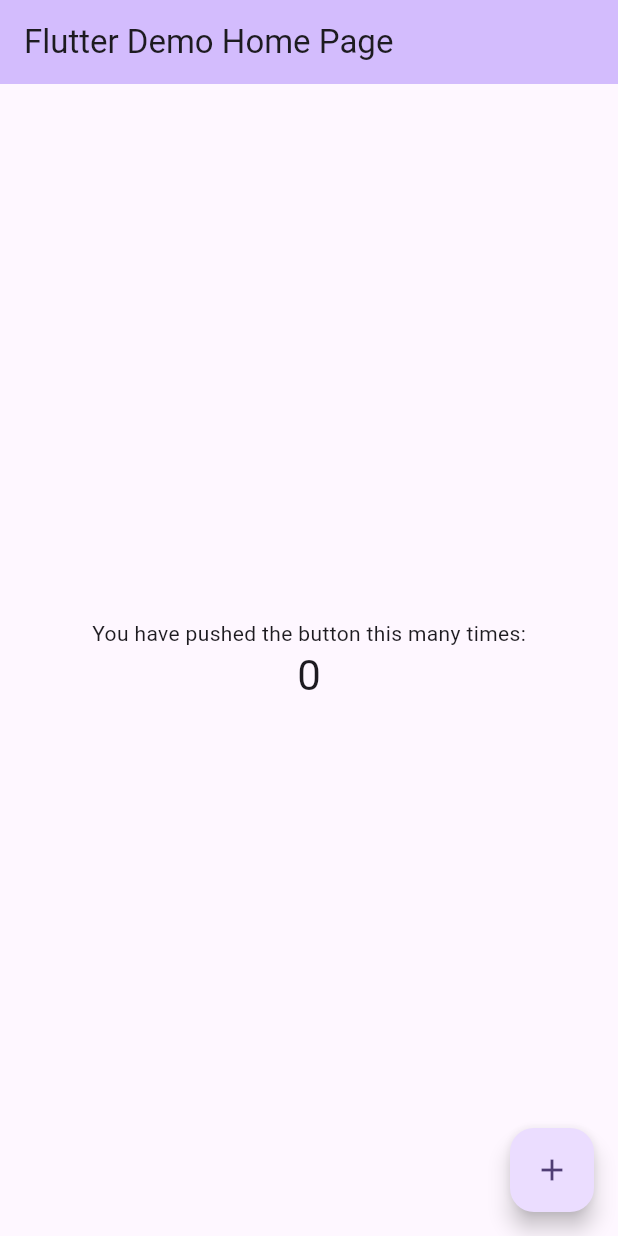
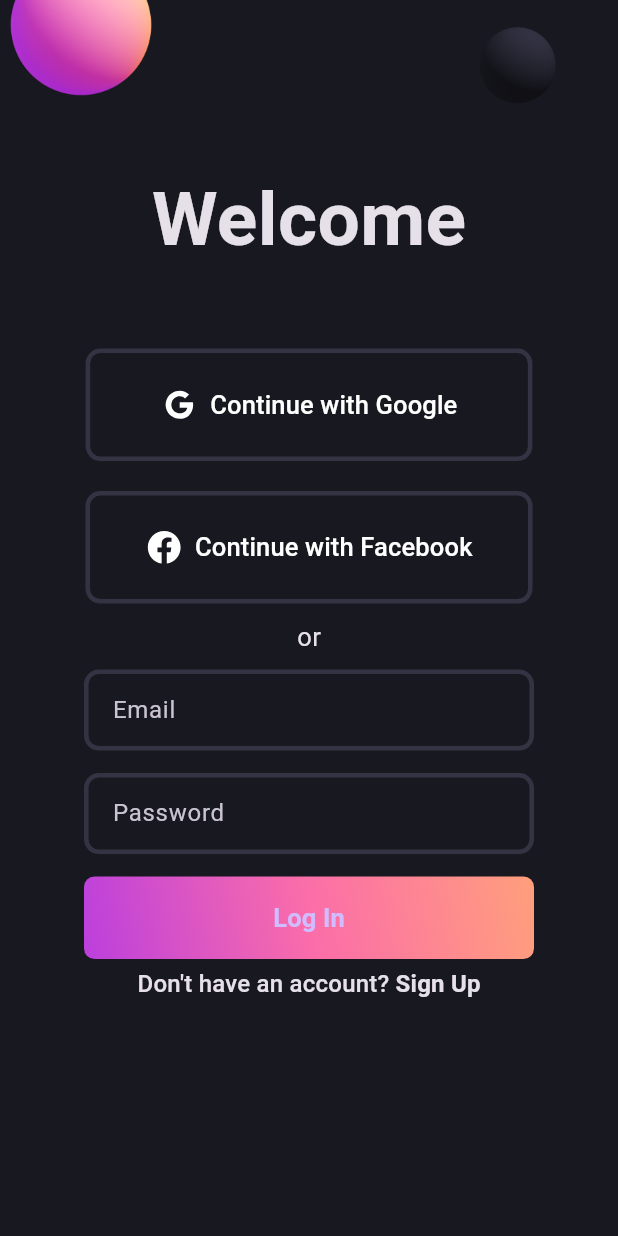
Before and after one commit to Pebber07/CalmWaves, a Flutter app: the screen it shows after launch, on a phone screen of 412 x 824 dp. Run offline on Flutter 3.47's test engine with Material 3 defaults, Android fonts, the light colour scheme and no system bars; our stand-ins replace firebase_auth, firebase_core, flutter_svg; accounts and stored records are empty.

Commit message:
Firebase Auth, Sign In, Register Profile

```diff
--- a/lib/main.dart
+++ b/lib/main.dart
@@ -1,125 +1,42 @@
+// import 'package:calmwaves_app/pages/home_screen.dart';
+import 'package:calmwaves_app/firebase_options.dart';
+import 'package:calmwaves_app/pages/home_screen.dart';
+import 'package:calmwaves_app/pages/login_screen.dart';
+import 'package:calmwaves_app/pages/register_screen.dart';
+// import 'package:calmwaves_app/pages/register_screen.dart';
+import 'package:calmwaves_app/palette.dart';
+import 'package:firebase_auth/firebase_auth.dart';
 import 'package:flutter/material.dart';
+import 'package:firebase_core/firebase_core.dart';
 
-void main() {
+void main() async {
+  WidgetsFlutterBinding.ensureInitialized();
+  await Firebase.initializeApp(options: DefaultFirebaseOptions.currentPlatform);
   runApp(const MyApp());
 }
 
 class MyApp extends StatelessWidget {
   const MyApp({super.key});
 
-  // This widget is the root of your application.
   @override
   Widget build(BuildContext context) {
     return MaterialApp(
-      title: 'Flutter Demo',
-      theme: ThemeData(
-        // This is the theme of your application.
-        //
-        // TRY THIS: Try running your application with "flutter run". You'll see
-        // the application has a purple toolbar. Then, without quitting the app,
-        // try changing the seedColor in the colorScheme below to Colors.green
-        // and then invoke "hot reload" (save your changes or press the "hot
-        // reload" button in a Flutter-supported IDE, or press "r" if you used
-        // the command line to start the app).
-        //
-        // Notice that the counter didn't reset back to zero; the application
-        // state is not lost during the reload. To reset the state, use hot
-        // restart instead.
-        //
-        // This works for code too, not just values: Most code changes can be
-        // tested with just a hot reload.
-        colorScheme: ColorScheme.fromSeed(seedColor: Colors.deepPurple),
-        useMaterial3: true,
+      title: 'CalmWaves',
+      theme: ThemeData.dark().copyWith(
+        scaffoldBackgroundColor: Pallete.backgroundColor,
       ),
-      home: const MyHomePage(title: 'Flutter Demo Home Page'),
+      home: StreamBuilder(
+        stream: FirebaseAuth.instance.authStateChanges(),
+        builder: (context, snapshot) {
+          if (snapshot.connectionState == ConnectionState.waiting) {
+            return const Center(child: CircularProgressIndicator());
+          }
+          if (snapshot.data != null){
+            return const HomeScreen();
+          }
+          return const RegisterScreen();
+        },
+      ), //LoginScreen(),
     );
   }
 }
-
-class MyHomePage extends StatefulWidget {
-  const MyHomePage({super.key, required this.title});
-
-  // This widget is the home page of your application. It is stateful, meaning
-  // that it has a State object (defined below) that contains fields that affect
-  // how it looks.
-
-  // This class is the configuration for the state. It holds the values (in this
-  // case the title) provided by the parent (in this case the App widget) and
-  // used by the build method of the State. Fields in a Widget subclass are
-  // always marked "final".
-
-  final String title;
-
-  @override
-  State<MyHomePage> createState() => _MyHomePageState();
-}
-
-class _MyHomePageState extends State<MyHomePage> {
-  int _counter = 0;
-
-  void _incrementCounter() {
-    setState(() {
-      // This call to setState tells the Flutter framework that something has
-      // changed in this State, which causes it to rerun the build method below
-      // so that the display can reflect the updated values. If we changed
-      // _counter without calling setState(), then the build method would not be
-      // called again, and so nothing would appear to happen.
-      _counter++;
-    });
-  }
-
-  @override
-  Widget build(BuildContext context) {
-    // This method is rerun every time setState is called, for instance as done
-    // by the _incrementCounter method above.
-    //
-    // The Flutter framework has been optimized to make rerunning build methods
-    // fast, so that you can just rebuild anything that needs updating rather
-    // than having to individually change instances of widgets.
-    return Scaffold(
-      appBar: AppBar(
-        // TRY THIS: Try changing the color here to a specific color (to
-        // Colors.amber, perhaps?) and trigger a hot reload to see the AppBar
-        // change color while the other colors stay the same.
-        backgroundColor: Theme.of(context).colorScheme.inversePrimary,
-        // Here we take the value from the MyHomePage object that was created by
-        // the App.build method, and use it to set our appbar title.
-        title: Text(widget.title),
-      ),
-      body: Center(
-        // Center is a layout widget. It takes a single child and positions it
-        // in the middle of the parent.
-        child: Column(
-          // Column is also a layout widget. It takes a list of children and
-          // arranges them vertically. By default, it sizes itself to fit its
-          // children horizontally, and tries to be as tall as its parent.
-          //
-          // Column has various properties to control how it sizes itself and
-          // how it positions its children. Here we use mainAxisAlignment to
-          // center the children vertically; the main axis here is the vertical
-          // axis because Columns are vertical (the cross axis would be
-          // horizontal).
-          //
-          // TRY THIS: Invoke "debug painting" (choose the "Toggle Debug Paint"
-          // action in the IDE, or press "p" in the console), to see the
-          // wireframe for each widget.
-          mainAxisAlignment: MainAxisAlignment.center,
-          children: <Widget>[
-            const Text(
-              'You have pushed the button this many times:',
-            ),
-            Text(
-              '$_counter',
-              style: Theme.of(context).textTheme.headlineMedium,
-            ),
-          ],
-        ),
-      ),
-      floatingActionButton: FloatingActionButton(
-        onPressed: _incrementCounter,
-        tooltip: 'Increment',
-        child: const Icon(Icons.add),
-      ), // This trailing comma makes auto-formatting nicer for build methods.
-    );
-  }
-}
--- /dev/null
+++ b/lib/pages/register_screen.dart
@@ -0,0 +1,136 @@
+import "package:calmwaves_app/pages/login_screen.dart";
+import "package:calmwaves_app/widgets/gradient_button.dart";
+import "package:calmwaves_app/widgets/login_field.dart";
+import "package:calmwaves_app/widgets/social_button.dart";
+import "package:firebase_auth/firebase_auth.dart";
+import "package:flutter/material.dart";
+
+class RegisterScreen extends StatefulWidget {
+  static route() => MaterialPageRoute(
+        builder: (context) => const RegisterScreen(),
+      );
+  const RegisterScreen({super.key});
+
+  @override
+  State<RegisterScreen> createState() => _RegisterScreenState();
+}
+
+class _RegisterScreenState extends State<RegisterScreen> {
+  final emailController = TextEditingController();
+  final passwordController = TextEditingController();
+  final formKey = GlobalKey<FormState>();
+
+  @override
+  void dispose() {
+    emailController.dispose();
+    passwordController.dispose();
+    super.dispose();
+  }
+
+  Future<void> createUserWithEmailAndPassword() async {
+    try {
+      final userCredential =
+          await FirebaseAuth.instance.createUserWithEmailAndPassword(
+        email: emailController.text.trim(),
+        password: passwordController.text.trim(),
+      );
+      print(userCredential);
+    } on FirebaseAuthException catch (e) {
+      print(e.message);
+    }
+  }
+
+  @override
+  Widget build(BuildContext context) {
+    return Scaffold(
+      body: SingleChildScrollView(
+        child: Center(
+          child: Form(
+            key: formKey,
+            child: Column(
+              children: [
+                Image.asset('assets/images/signin_balls.png'),
+                const Text(
+                  'Welcome',
+                  style: TextStyle(
+                    fontWeight: FontWeight.bold,
+                    fontSize: 50,
+                  ),
+                ),
+                const SizedBox(
+                  height: 50,
+                ),
+                const SocialButton(
+                    iconPath: 'assets/svgs/g_logo.svg',
+                    label: 'Continue with Google'),
+                const SizedBox(
+                  height: 20,
+                ),
+                const SocialButton(
+                  iconPath: 'assets/svgs/f_logo.svg',
+                  label: 'Continue with Facebook',
+                  horizontalPaddding: 40,
+                ),
+                const SizedBox(
+                  height: 10,
+                ),
+                const Text(
+                  'or',
+                  style: TextStyle(
+                    fontSize: 17,
+                  ),
+                ),
+                const SizedBox(
+                  height: 10,
+                ),
+                LoginField(
+                  controller: emailController,
+                  hintText: 'Email',
+                ),
+                const SizedBox(
+                  height: 15,
+                ),
+                LoginField(
+                  controller: passwordController,
+                  hintText: 'Password',
+                ),
+                const SizedBox(
+                  height: 15,
+                ),
+                GradientButton(
+                  onPressed: () async {
+                    createUserWithEmailAndPassword();
+                  },
+                ),
+                const SizedBox(
+                  height: 5,
+                ),
+                GestureDetector(
+                  onTap: () {
+                    Navigator.push(context, LoginScreen.route());
+                  },
+                  child: RichText(
+                    text: TextSpan(
+                      text: 'Don\'t have an account? ',
+                      style: Theme.of(context).textTheme.titleMedium,
+                      children: [
+                        TextSpan(
+                          text: 'Sign Up',
+                          style:
+                              Theme.of(context).textTheme.titleMedium?.copyWith(
+                                    fontWeight: FontWeight.bold,
+                                  ),
+                        ),
+                      ],
+                    ),
+                  ),
+                ),
+              ],
+            ),
+          ),
+        ),
+      ),
+    );
+  }
+
+}
--- /dev/null
+++ b/lib/palette.dart
@@ -0,0 +1,10 @@
+import 'package:flutter/material.dart';
+
+class Pallete {
+  static const Color backgroundColor = Color.fromRGBO(24, 24, 32, 1);
+  static const Color gradient1 = Color.fromRGBO(187, 63, 221, 1);
+  static const Color gradient2 = Color.fromRGBO(251, 109, 169, 1);
+  static const Color gradient3 = Color.fromRGBO(255, 159, 124, 1);
+  static const Color borderColor = Color.fromRGBO(52, 51, 67, 1);
+  static const Color whiteColor = Colors.white;
+}
--- /dev/null
+++ b/lib/widgets/gradient_button.dart
@@ -0,0 +1,39 @@
+import "package:flutter/material.dart";
+import "package:calmwaves_app/palette.dart";
+
+class GradientButton extends StatelessWidget {
+  final VoidCallback onPressed;
+  const GradientButton({super.key, required this.onPressed});
+
+  @override
+  Widget build(BuildContext context) {
+    return Container(
+      decoration: BoxDecoration(
+        gradient: const LinearGradient(colors: [
+          Pallete.gradient1,
+          Pallete.gradient2,
+          Pallete.gradient3,
+        ],
+        begin: Alignment.bottomLeft,
+        end: Alignment.topRight,
+        ),
+        borderRadius: BorderRadius.circular(7),
+      ),
+      child: ElevatedButton(
+        onPressed: onPressed,
+        style: ElevatedButton.styleFrom(
+          fixedSize: const Size(300, 55),
+          backgroundColor: Colors.transparent,
+          shadowColor: Colors.transparent,
+        ),
+        child: const Text(
+          'Log In',
+          style: TextStyle(
+            fontWeight: FontWeight.w600,
+            fontSize: 17,
+          ),
+        ),
+      ),
+    );
+  }
+}
--- /dev/null
+++ b/lib/widgets/login_field.dart
@@ -0,0 +1,38 @@
+import "package:flutter/material.dart";
+import "package:calmwaves_app/palette.dart";
+
+class LoginField extends StatelessWidget {
+  final String hintText;
+  final TextEditingController controller; // I'm not sure if this is correct
+  const LoginField({super.key, required this.hintText, required this.controller});
+
+  @override
+  Widget build(BuildContext context) {
+    return ConstrainedBox(
+      constraints: const BoxConstraints(
+        maxWidth: 300,
+      ),
+      child: TextFormField(
+        controller: controller,
+        decoration: InputDecoration(
+          contentPadding: const EdgeInsets.all(15),
+          enabledBorder: OutlineInputBorder(
+            borderSide: const BorderSide(
+              color: Pallete.borderColor,
+              width: 3,
+            ),
+            borderRadius: BorderRadius.circular(10),
+          ),
+          focusedBorder: OutlineInputBorder(
+            borderSide: const BorderSide(
+              color: Pallete.gradient2,
+              width: 3,
+            ),
+            borderRadius: BorderRadius.circular(10),
+          ),
+          hintText: hintText,
+        ),
+      ),
+    );
+  }
+}
--- /dev/null
+++ b/lib/widgets/social_button.dart
@@ -0,0 +1,40 @@
+import "package:calmwaves_app/palette.dart";
+import "package:flutter/material.dart";
+import "package:flutter_svg/flutter_svg.dart";
+
+class SocialButton extends StatelessWidget {
+  final String iconPath;
+  final String label;
+  final double horizontalPaddding;
+  const SocialButton({super.key, required this.iconPath, required this.label, this.horizontalPaddding = 50});
+
+  @override
+  Widget build(BuildContext context) {
+    return TextButton.icon(
+      onPressed: () {},
+      icon: SvgPicture.asset(
+        iconPath,
+        width: 25,
+        color: Pallete.whiteColor,
+      ),
+      label: Text(
+        label,
+        style: const TextStyle(
+          color: Pallete.whiteColor,
+          fontSize: 17,
+        ),
+      ),
+      style: TextButton.styleFrom(
+
+        padding: EdgeInsets.symmetric(vertical: 25, horizontal: horizontalPaddding),
+        shape:  RoundedRectangleBorder(
+          side: const BorderSide(
+            color: Pallete.borderColor,
+            width: 3,
+          ),
+          borderRadius: BorderRadius.circular(10),
+        ),
+      ),
+    );
+  }
+}
```
Also changed, not shown: lib/pages/home_screen.dart (added, +30 -0 lines), lib/pages/login_screen.dart (added, +129 -0 lines), pubspec.yaml (+6 -3 lines), assets/images/signin_balls.png (added), assets/svgs/f_logo.svg (added), assets/svgs/g_logo.svg (added), firebase.json (added), lib/firebase_options.dart (added), pubspec.lock, 6 other files.
